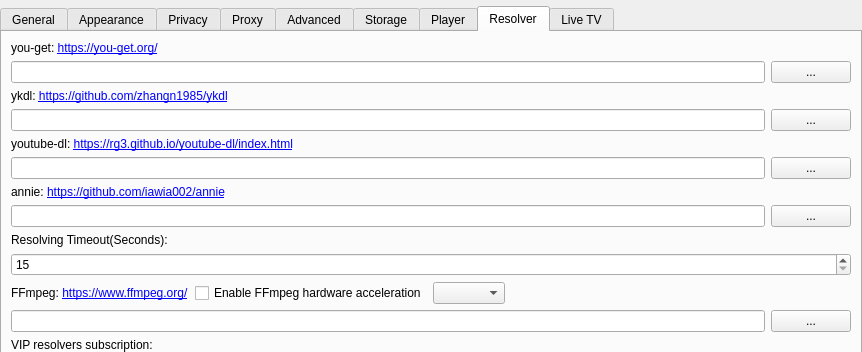
This is src/desktop/ui/settings.ui in missdeer/imchenwen as Qt 5 draws it before an edit; both pictures show x 0 to 862 and y 0 to 352 of the 862 by 656 pixel window. The edited form follows.
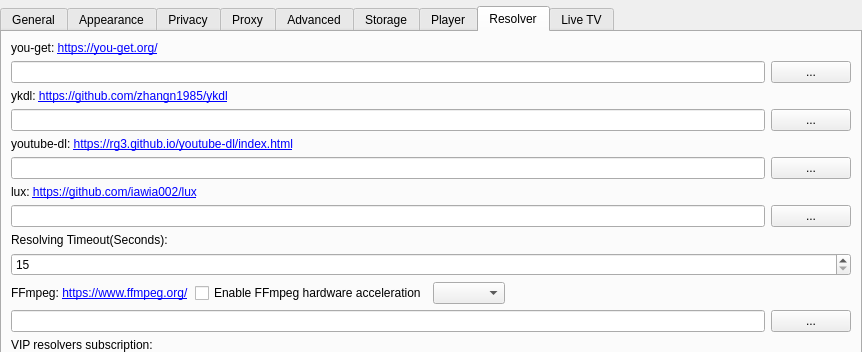
This is the edited form. The open tabs and pages were chosen to show the change.

Patch:
```diff
--- a/src/desktop/ui/settings.ui
+++ b/src/desktop/ui/settings.ui
@@ -1076,7 +1076,7 @@
        <item>
         <widget class="QLabel" name="label_24">
          <property name="text">
-          <string>&lt;html&gt;&lt;head/&gt;&lt;body&gt;&lt;p&gt;annie: &lt;a href=&quot;https://github.com/iawia002/annie&quot;&gt;&lt;span style=&quot; text-decoration: underline; color:#0000ff;&quot;&gt;https://github.com/iawia002/annie&lt;/span&gt;&lt;/a&gt;&lt;/p&gt;&lt;/body&gt;&lt;/html&gt;</string>
+          <string>&lt;html&gt;&lt;head/&gt;&lt;body&gt;&lt;p&gt;lux: &lt;a href=&quot;https://github.com/iawia002/lux&quot;&gt;&lt;span style=&quot; text-decoration: underline; color:#0000ff;&quot;&gt;https://github.com/iawia002/lux&lt;/span&gt;&lt;/a&gt;&lt;/p&gt;&lt;/body&gt;&lt;/html&gt;</string>
          </property>
         </widget>
        </item>
```
Left out of the diff: 4 changed lines with no effect on the pictures.
